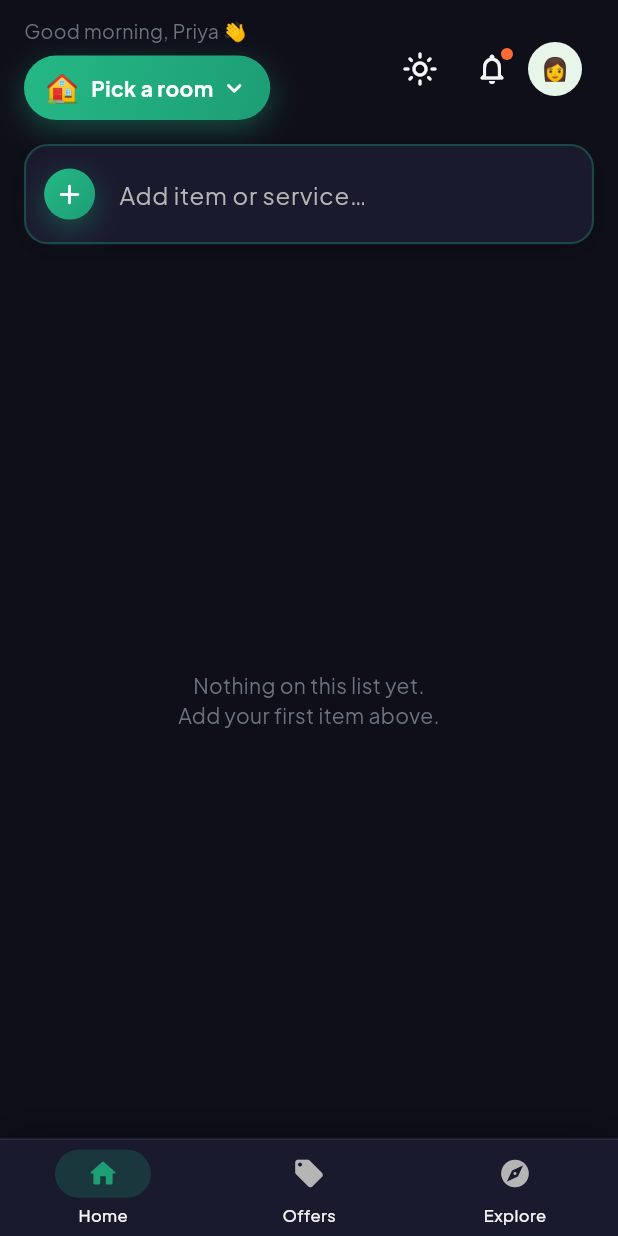
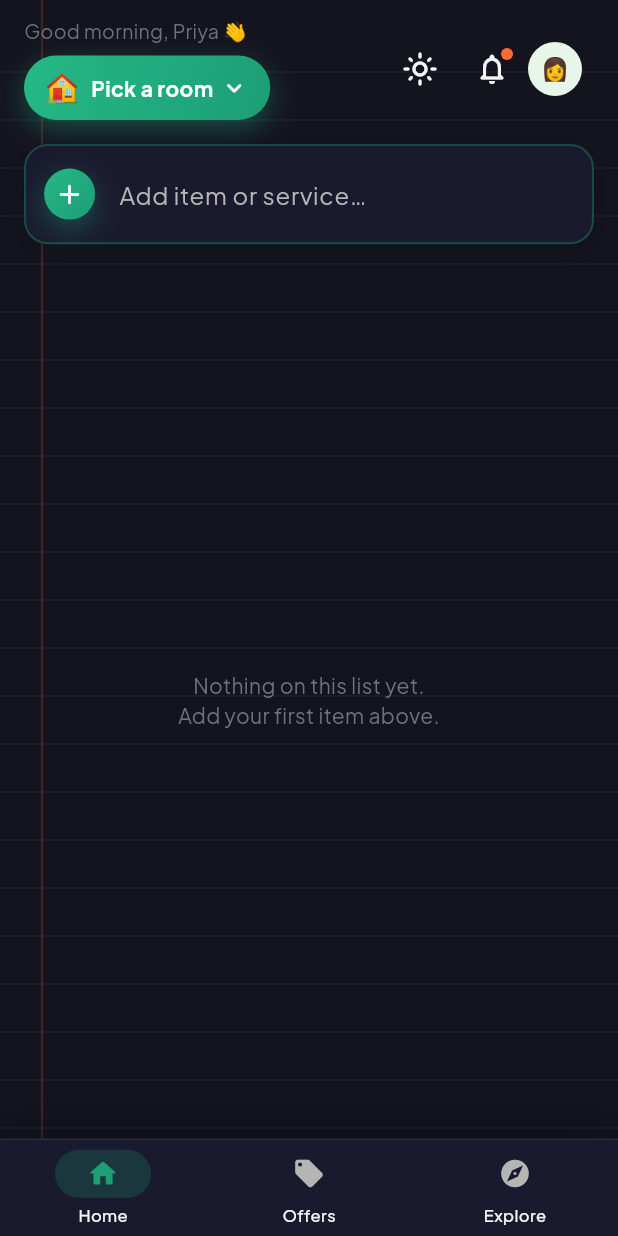
Before and after one commit to tejeshx37/Kootu_App, a Flutter app: the screen it shows once a user with an empty profile is signed in, after a tap on the "dark mode" icon, on a phone screen of 412 x 824 dp. Run offline on Flutter 3.47's test engine with Material 3 defaults, Android fonts, the phone set to English and light mode, and no system bars; our stand-ins replace cached_network_image, cloud_firestore, firebase_auth, firebase_core, flutter_animate, flutter_riverpod and 3 more; accounts and stored records are empty.

Commit message:
Explore: de-cramp filters; Home: notebook-paper backdrop
Explore — separate the category filter chips from the Products/Services tab
bar: label-sized indicator with a divider, a 14px gap before the chip row,
roomier chips (taller, active chip gets a brand glow), and small padding
tweaks so the row no longer collides with the tabs.

Home — add NotebookBackground, a theme-aware CustomPainter (warm cream paper
+ faint ruled lines + left margin rule; deep slate variant in dark mode)
layered behind the whole page so the list feels like writing on a real
notebook sheet. No structural/navigation changes.

Co-Authored-By: Claude Opus 4.8 <noreply@anthropic.com>
Claude-Session: https://claude.ai/code/session_013dpc9LCxqj7MAdF6tWK5B7

````diff
--- a/lib/features/explore/screens/explore_screen.dart
+++ b/lib/features/explore/screens/explore_screen.dart
@@ -42,10 +42,16 @@ class _ExploreScreenState extends ConsumerState<ExploreScreen> {
                   ],
                 ),
               ),
-              const TabBar(
+              TabBar(
                 labelColor: AppColors.primary,
                 indicatorColor: AppColors.primary,
-                tabs: [
+                indicatorSize: TabBarIndicatorSize.label,
+                dividerColor: Theme.of(context).colorScheme.outline,
+                labelStyle: const TextStyle(
+                    fontSize: 14, fontWeight: FontWeight.w700),
+                unselectedLabelStyle: const TextStyle(
+                    fontSize: 14, fontWeight: FontWeight.w600),
+                tabs: const [
                   Tab(text: 'Products'),
                   Tab(text: 'Services'),
                 ],
@@ -56,6 +62,7 @@ class _ExploreScreenState extends ConsumerState<ExploreScreen> {
                     // Products tab
                     Column(
                       children: [
+                        const SizedBox(height: 14),
                         _FadingHScroll(
                           child: SizedBox(
                             height: 40,
@@ -75,7 +82,7 @@ class _ExploreScreenState extends ConsumerState<ExploreScreen> {
                         ),
                         Expanded(
                           child: ListView.builder(
-                            padding: const EdgeInsets.all(16),
+                            padding: const EdgeInsets.fromLTRB(16, 8, 16, 16),
                             itemCount: filtered.length,
                             itemBuilder: (ctx, i) => Padding(
                               padding: const EdgeInsets.only(bottom: 12),
@@ -87,7 +94,7 @@ class _ExploreScreenState extends ConsumerState<ExploreScreen> {
                     ),
                     // Services tab
                     ListView(
-                      padding: const EdgeInsets.only(top: 12, bottom: 24),
+                      padding: const EdgeInsets.only(top: 16, bottom: 24),
                       children: [
                         Padding(
                           padding:
@@ -145,10 +152,12 @@ class _ExploreScreenState extends ConsumerState<ExploreScreen> {
         child: Container(
           alignment: Alignment.center,
           padding:
-              const EdgeInsets.symmetric(horizontal: 14, vertical: 6),
+              const EdgeInsets.symmetric(horizontal: 16, vertical: 9),
           decoration: BoxDecoration(
             color: active ? AppColors.primary : AppColors.primarySoft,
             borderRadius: BorderRadius.circular(AppRadii.pill),
+            boxShadow:
+                active ? AppShadows.brand(false) : null,
           ),
           child: Text(
             label,
--- a/lib/features/home/screens/home_screen.dart
+++ b/lib/features/home/screens/home_screen.dart
@@ -6,6 +6,7 @@ import 'package:go_router/go_router.dart';
 import '../../../core/providers/data_providers.dart';
 import '../../../core/providers/theme_provider.dart';
 import '../../../core/theme/app_colors.dart';
+import '../../../shared/widgets/notebook_background.dart';
 import '../widgets/add_item_bar.dart';
 import '../widgets/item_card.dart';
 import '../widgets/room_switcher.dart';
@@ -26,7 +27,12 @@ class HomeScreen extends ConsumerWidget {
     final itemsAsync = ref.watch(itemsProvider(roomId));
 
     return Scaffold(
-      body: SafeArea(
+      // Paper backdrop sits behind everything so the whole page reads as a
+      // single notebook sheet you're writing your list onto.
+      body: Stack(
+        children: [
+          const Positioned.fill(child: NotebookBackground()),
+          SafeArea(
         child: Column(
           children: [
             // Header
@@ -160,6 +166,8 @@ class HomeScreen extends ConsumerWidget {
             ),
           ],
         ),
+          ),
+        ],
       ),
     );
   }
--- /dev/null
+++ b/lib/shared/widgets/notebook_background.dart
@@ -0,0 +1,93 @@
+import 'package:flutter/material.dart';
+
+import '../../core/theme/app_colors.dart';
+
+/// A full-bleed paper backdrop that makes a screen feel like a real notebook
+/// page: warm paper fill, faint horizontal ruled lines, and a single margin
+/// rule down the left. Theme-aware so it reads correctly in dark mode.
+///
+/// Drop it as the bottom layer of a [Stack] behind the actual content:
+/// ```dart
+/// Stack(children: [const Positioned.fill(child: NotebookBackground()), content])
+/// ```
+class NotebookBackground extends StatelessWidget {
+  const NotebookBackground({
+    super.key,
+    this.lineSpacing = 32,
+    this.marginX = 28,
+  });
+
+  /// Vertical gap between ruled lines.
+  final double lineSpacing;
+
+  /// Distance of the vertical margin rule from the left edge.
+  final double marginX;
+
+  @override
+  Widget build(BuildContext context) {
+    final isDark = Theme.of(context).brightness == Brightness.dark;
+    return CustomPaint(
+      painter: _NotebookPainter(
+        isDark: isDark,
+        lineSpacing: lineSpacing,
+        marginX: marginX,
+      ),
+      // Expand to fill whatever the Stack gives us.
+      child: const SizedBox.expand(),
+    );
+  }
+}
+
+class _NotebookPainter extends CustomPainter {
+  _NotebookPainter({
+    required this.isDark,
+    required this.lineSpacing,
+    required this.marginX,
+  });
+
+  final bool isDark;
+  final double lineSpacing;
+  final double marginX;
+
+  // Warm cream paper in light mode; a deep slate "page" in dark mode.
+  Color get _paper =>
+      isDark ? const Color(0xFF14141F) : const Color(0xFFFBF7EC);
+
+  Color get _ruleLine =>
+      isDark ? Colors.white.withValues(alpha: 0.05) : const Color(0xFFD7E1EF);
+
+  Color get _marginLine => isDark
+      ? AppColors.accent.withValues(alpha: 0.18)
+      : const Color(0xFFE9A8A0);
+
+  @override
+  void paint(Canvas canvas, Size size) {
+    final paperPaint = Paint()..color = _paper;
+    canvas.drawRect(Offset.zero & size, paperPaint);
+
+    final rulePaint = Paint()
+      ..color = _ruleLine
+      ..strokeWidth = 1;
+
+    // Horizontal ruled lines, starting a little below the top edge.
+    for (var y = lineSpacing * 1.5; y < size.height; y += lineSpacing) {
+      canvas.drawLine(Offset(0, y), Offset(size.width, y), rulePaint);
+    }
+
+    // Single vertical margin rule.
+    final marginPaint = Paint()
+      ..color = _marginLine
+      ..strokeWidth = 1.5;
+    canvas.drawLine(
+      Offset(marginX, 0),
+      Offset(marginX, size.height),
+      marginPaint,
+    );
+  }
+
+  @override
+  bool shouldRepaint(_NotebookPainter old) =>
+      old.isDark != isDark ||
+      old.lineSpacing != lineSpacing ||
+      old.marginX != marginX;
+}
````
